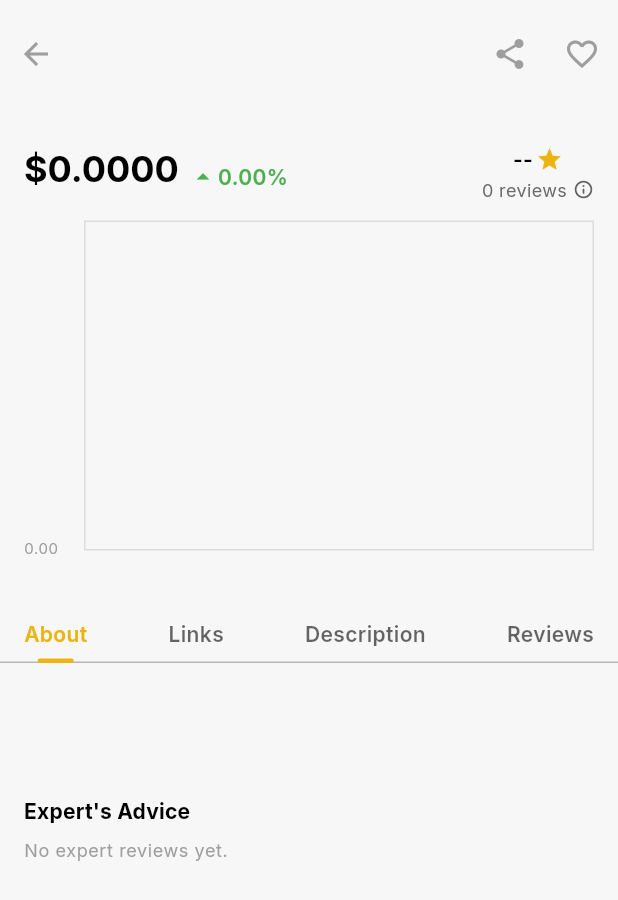
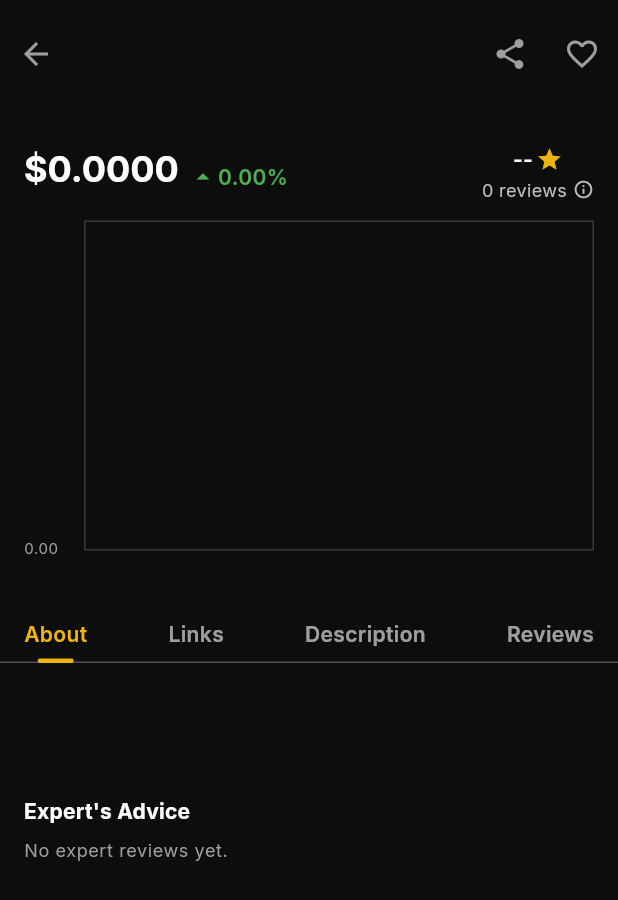
Before and after one commit to abdGhost/rwa_pros, a Flutter app: the CoinDetailScreen screen opened directly with empty values, on a phone screen of 412 x 824 dp. Shown: the top 900 px of the screen. Run offline on Flutter 3.47's test engine with Material 3 defaults, Android fonts, the phone set to English and light mode, and no system bars; drawn by our look-alikes of fl_chart; our stand-ins replace carousel_slider, connectivity_plus, firebase_analytics, firebase_auth, firebase_core, firebase_messaging and 17 more; missing offline and left inert: flutter_quill; accounts and stored records are empty; network calls fail; project files that could hold a hidden picture were left out.

Commit message:
worked on coin detail screen

```diff
--- a/lib/provider/settings_provider.dart
+++ b/lib/provider/settings_provider.dart
@@ -36,7 +36,7 @@ class ThemeModeNotifier extends StateNotifier<ThemeMode> {
     final stored = prefs.getString(_themeKey);
     if (stored == 'light') return ThemeMode.light;
     if (stored == 'dark') return ThemeMode.dark;
-    return ThemeMode.light; // ✅ DEFAULT: dark instead of system
+    return ThemeMode.dark; // ✅ DEFAULT: dark instead of system
   }
 
   void toggle(bool isDark) {
--- a/lib/screens/coin_details_screen.dart
+++ b/lib/screens/coin_details_screen.dart
@@ -10,6 +10,7 @@ import 'package:share_plus/share_plus.dart';
 import 'package:shimmer/shimmer.dart';
 import 'package:url_launcher/url_launcher.dart';
 import 'package:rwa_app/screens/coin_detail_widget/watchlist_mixin.dart';
+import 'package:flutter_html/flutter_html.dart';
 
 class CoinDetailScreen extends StatefulWidget {
   final Coin coindetils;
@@ -51,6 +52,10 @@ class _CoinDetailScreenState extends State<CoinDetailScreen>
   int _selectedTab = 0; // For tab highlight
   int totalRating = 0;
   int? rank;
+
+  bool _isHtmlExpanded = false;
+  String _truncatedHtml = '';
+  String _fullHtml = '';
 
   @override
   void initState() {
@@ -180,6 +185,11 @@ class _CoinDetailScreenState extends State<CoinDetailScreen>
     });
   }
 
+  String _truncateHtmlRaw(String html, int maxChars) {
+    if (html.length <= maxChars) return html;
+    return html.substring(0, maxChars).trim() + '...';
+  }
+
   Future<void> _fetchCoinDetails() async {
     final detailUrl = Uri.parse(
       'https://rwa-f1623a22e3ed.herokuapp.com/api/currencies/rwa/coin/${widget.coin}',
@@ -223,6 +233,8 @@ class _CoinDetailScreenState extends State<CoinDetailScreen>
           final encoder = JsonEncoder.withIndent('  ');
           // debugPrint('🪙 Full Coin Data:\n${encoder.convert(detailJson)}');
         });
+        _fullHtml = coinData['description']?['en'] ?? '';
+        _truncatedHtml = _truncateHtmlRaw(_fullHtml, 300); // Adjust char limit
       } else {
         print('❌ Failed to fetch details or chart');
         setState(() => isLoading = false);
@@ -607,7 +619,7 @@ class _CoinDetailScreenState extends State<CoinDetailScreen>
                                 size: 36,
                                 color:
                                     isSelected
-                                        ? const Color(0xFF0087E0)
+                                        ? const Color(0xFFEBB411)
                                         : Colors.grey,
                               ),
                               onPressed: () {
@@ -630,7 +642,7 @@ class _CoinDetailScreenState extends State<CoinDetailScreen>
                                 });
                               },
                       style: ElevatedButton.styleFrom(
-                        backgroundColor: const Color(0xFF0087E0),
+                        backgroundColor: const Color(0xFFEBB411),
                         minimumSize: const Size.fromHeight(45),
                         shape: RoundedRectangleBorder(
                           borderRadius: BorderRadius.circular(8),
@@ -648,7 +660,10 @@ class _CoinDetailScreenState extends State<CoinDetailScreen>
                                   strokeWidth: 2.5,
                                 ),
                               )
-                              : const Text('Submit Rating'),
+                              : const Text(
+                                'Submit Rating',
+                                style: TextStyle(color: Colors.white),
+                              ),
                     ),
                   ],
                 ),
@@ -911,8 +926,9 @@ class _CoinDetailScreenState extends State<CoinDetailScreen>
   }
 
   Widget _buildDescSection(ThemeData theme) {
-    final about = coin?['description']?['en'] ?? '';
-    if (about.isEmpty) return const SizedBox.shrink();
+    if (_fullHtml.isEmpty) return const SizedBox.shrink();
+
+    final htmlToRender = _isHtmlExpanded ? _fullHtml : _truncatedHtml;
 
     return Padding(
       padding: const EdgeInsets.symmetric(horizontal: 16),
@@ -925,57 +941,148 @@ class _CoinDetailScreenState extends State<CoinDetailScreen>
               fontWeight: FontWeight.bold,
             ),
           ),
-          const SizedBox(height: 4),
-          AnimatedCrossFade(
-            firstChild: Text(
-              about,
-              maxLines: 8,
-              overflow: TextOverflow.ellipsis,
-              style: theme.textTheme.bodyMedium?.copyWith(
-                fontSize: 12,
-                height: 1.5,
+
+          // const SizedBox(height: 8),
+          Html(
+            data: htmlToRender,
+            style: {
+              "body": Style(
+                fontSize: FontSize(12),
                 color:
                     theme.brightness == Brightness.dark
                         ? Colors.white
                         : Colors.black,
+                lineHeight: LineHeight(1.5),
+                margin: Margins.zero,
+                padding: HtmlPaddings.zero,
               ),
-            ),
-            secondChild: Text(
-              about,
-              style: theme.textTheme.bodyMedium?.copyWith(
-                fontSize: 12,
-                height: 1.5,
-                color:
-                    theme.brightness == Brightness.dark
-                        ? Colors.white
-                        : Colors.black,
-              ),
-            ),
-            crossFadeState:
-                _isExpanded
-                    ? CrossFadeState.showSecond
-                    : CrossFadeState.showFirst,
-            duration: const Duration(milliseconds: 300),
+            },
           ),
-          const SizedBox(height: 8),
+
           GestureDetector(
             onTap: () {
-              setState(() => _isExpanded = !_isExpanded);
+              setState(() => _isHtmlExpanded = !_isHtmlExpanded);
             },
             child: Text(
-              _isExpanded ? 'Show less' : 'Read more',
-              style: TextStyle(
-                color: const Color(0xFFEBB411),
+              _isHtmlExpanded ? 'Show less' : 'Read more',
+              style: const TextStyle(
+                color: Color(0xFFEBB411),
                 fontWeight: FontWeight.w600,
                 fontSize: 12,
               ),
             ),
           ),
-          const SizedBox(height: 16),
+
+          // const SizedBox(height: 16),
         ],
       ),
     );
   }
+
+  // Widget _buildDescSection(ThemeData theme) {
+  //   final about = coin?['description']?['en'] ?? '';
+  //   if (about.isEmpty) return const SizedBox.shrink();
+
+  //   return Padding(
+  //     padding: const EdgeInsets.symmetric(horizontal: 16),
+  //     child: Column(
+  //       crossAxisAlignment: CrossAxisAlignment.start,
+  //       children: [
+  //         Text(
+  //           'Description',
+  //           style: theme.textTheme.titleMedium?.copyWith(
+  //             fontWeight: FontWeight.bold,
+  //           ),
+  //         ),
+  //         const SizedBox(height: 4),
+  //         AnimatedCrossFade(
+  //           firstChild: Html(
+  //             data: about,
+  //             style: {
+  //               "body": Style(
+  //                 fontSize: FontSize(12),
+  //                 color:
+  //                     theme.brightness == Brightness.dark
+  //                         ? Colors.white
+  //                         : Colors.black,
+  //                 lineHeight: LineHeight(1.5),
+  //                 margin: EdgeInsets.zero,
+  //                 padding: EdgeInsets.zero,
+  //               ),
+  //             },
+  //           ),
+  //           secondChild: Html(
+  //             data: about,
+  //             style: {
+  //               "body": Style(
+  //                 fontSize: FontSize(12),
+  //                 color:
+  //                     theme.brightness == Brightness.dark
+  //                         ? Colors.white
+  //                         : Colors.black,
+  //                 lineHeight: LineHeight(1.5),
+  //                 margin: EdgeInsets.zero,
+  //                 padding: EdgeInsets.zero,
+  //               ),
+  //             },
+  //           ),
+  //           crossFadeState:
+  //               _isExpanded
+  //                   ? CrossFadeState.showSecond
+  //                   : CrossFadeState.showFirst,
+  //           duration: const Duration(milliseconds: 300),
+  //         ),
+
+  //         // AnimatedCrossFade(
+  //         //   firstChild: Text(
+  //         //     about,
+  //         //     maxLines: 8,
+  //         //     overflow: TextOverflow.ellipsis,
+  //         //     style: theme.textTheme.bodyMedium?.copyWith(
+  //         //       fontSize: 12,
+  //         //       height: 1.5,
+  //         //       color:
+  //         //           theme.brightness == Brightness.dark
+  //         //               ? Colors.white
+  //         //               : Colors.black,
+  //         //     ),
+  //         //   ),
+  //         //   secondChild: Text(
+  //         //     about,
+  //         //     style: theme.textTheme.bodyMedium?.copyWith(
+  //         //       fontSize: 12,
+  //         //       height: 1.5,
+  //         //       color:
+  //         //           theme.brightness == Brightness.dark
+  //         //               ? Colors.white
+  //         //               : Colors.black,
+  //         //     ),
+  //         //   ),
+  //         //   crossFadeState:
+  //         //       _isExpanded
+  //         //           ? CrossFadeState.showSecond
+  //         //           : CrossFadeState.showFirst,
+  //         //   duration: const Duration(milliseconds: 300),
+  //         // ),
+  //         const SizedBox(height: 8),
+  //         GestureDetector(
+  //           onTap: () {
+  //             setState(() => _isExpanded = !_isExpanded);
+  //           },
+  //           child: Text(
+  //             _isExpanded ? 'Show less' : 'Read more',
+  //             style: TextStyle(
+  //               color: const Color(0xFFEBB411),
+  //               fontWeight: FontWeight.w600,
+  //               fontSize: 12,
+  //             ),
+  //           ),
+  //         ),
+  //         const SizedBox(height: 16),
+  //       ],
+  //     ),
+  //   );
+  // }
 
   Widget _buildExpertSection(ThemeData theme) {
     if (expertReviews.isEmpty) return SizedBox.shrink();
```
